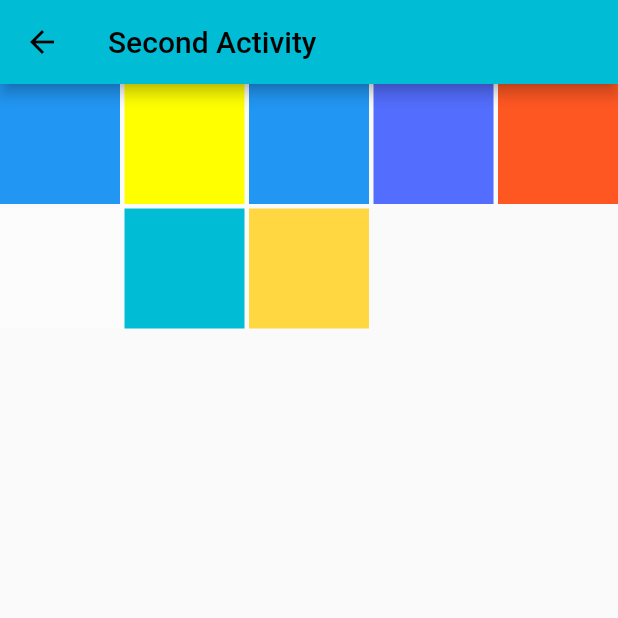
After one commit to gaddarkumar7447/Dart-Demo, a Flutter app: the screen it shows after launch, after a tap on "Grid View", on a phone screen of 412 x 824 dp, the top half of it. The commit adds this screen. Run offline on Flutter 3.47's test engine with Material 2 defaults, Android fonts, the phone set to English and light mode, and no system bars.

Commit message:
implement GridView

```diff
--- a/lib/main.dart
+++ b/lib/main.dart
@@ -1,3 +1,4 @@
+import 'package:dart_pro/ui_design/SecondActivity.dart';
 import 'package:dart_pro/ui_design/textStyle.dart';
 import 'package:flutter/material.dart';
 import 'package:intl/intl.dart';
@@ -30,8 +31,7 @@ class HomeScreen extends StatelessWidget {
     var email = TextEditingController();
     var pass = TextEditingController();
     DateTime now = DateTime.now();
-    String convertedDateTime =
-        "${now.hour.toString().padLeft(2, '0')}:${now.minute.toString().padLeft(2, '0')}";
+    String convertedDateTime = "${now.hour.toString().padLeft(2, '0')}:${now.minute.toString().padLeft(2, '0')}";
     String str = DateFormat('hh:mm:ss a').format(now);
     var arrName = [
       'Gaddar',
@@ -67,7 +67,7 @@ class HomeScreen extends StatelessWidget {
                   keyboardType: TextInputType.phone,
                   obscureText: true,
                   controller: pass,
-                  decoration: InputDecoration(
+                  decoration: const InputDecoration(
                       hintText: 'Enter the password',
                       border: OutlineInputBorder(
                           borderRadius: BorderRadius.all(Radius.circular(10)))),
@@ -138,16 +138,16 @@ class HomeScreen extends StatelessWidget {
                 },
                 child: Text('Select date')),
             Padding(
-              padding:  EdgeInsets.all(8.0),
+              padding: EdgeInsets.all(8.0),
               child: Container(
                 margin: EdgeInsets.only(top: 20),
                 child: ElevatedButton(
-                  onPressed: () async{
+                  onPressed: () async {
                     TimeOfDay? time = await showTimePicker(
                         initialEntryMode: TimePickerEntryMode.input,
                         context: context,
                         initialTime: TimeOfDay.now());
-                    if(time != null){
+                    if (time != null) {
                       print('${time.hour}:${time.minute}');
                     }
                   },
@@ -171,6 +171,10 @@ class HomeScreen extends StatelessWidget {
                 ))
               ],
             ),
+            ElevatedButton(onPressed: () => {
+              Navigator.push(context,
+            MaterialPageRoute(builder: (context) =>  HomeScreen1() ))
+            }, child: Text('Grid View'))
           ],
         ),
       ),
--- /dev/null
+++ b/lib/ui_design/SecondActivity.dart
@@ -0,0 +1,325 @@
+import 'package:flutter/cupertino.dart';
+import 'package:flutter/material.dart';
+
+class HomeScreen1 extends StatelessWidget {
+  var colorA = [
+    Colors.blue,
+    Colors.yellowAccent,
+    Colors.blue,
+    Colors.indigoAccent,
+    Colors.deepOrange,
+    Colors.white38,
+    Colors.cyan,
+    Colors.amberAccent
+  ];
+
+  HomeScreen1({super.key});
+
+  @override
+  Widget build(BuildContext context) {
+    return Scaffold(
+        appBar: AppBar(
+          title: const Text('Second Activity'),
+        ),
+        body: GridView.builder( gridDelegate: const SliverGridDelegateWithFixedCrossAxisCount(crossAxisCount: 5, mainAxisSpacing: 3, crossAxisSpacing: 3),itemBuilder: (context, index) {
+            return Container(color: colorA[index],);
+        },itemCount: colorA.length,));
+    /*GridView.extent(maxCrossAxisExtent: 100, crossAxisSpacing: 5,
+            mainAxisSpacing: 5,
+            children: [
+          Container(
+            color: colorA[0],
+          ),
+          Container(
+            color: colorA[1],
+          ),
+          Container(
+            color: colorA[2],
+          ),
+          Container(
+            color: colorA[3],
+          ),
+          Container(
+            color: colorA[4],
+          ),
+          Container(
+            color: colorA[5],
+          ),
+          Container(
+            color: colorA[6],
+          ),
+          Container(
+            color: colorA[7],
+          ),
+          Container(
+            color: colorA[0],
+          ),
+          Container(
+            color: colorA[7],
+          ),
+          Container(
+            color: colorA[1],
+          ),
+          Container(
+            color: colorA[2],
+          ),
+          Container(
+            color: colorA[3],
+          ),
+          Container(
+            color: colorA[4],
+          ),
+          Container(
+            color: colorA[5],
+          ),
+          Container(
+            color: colorA[6],
+          ),
+          Container(
+            color: colorA[1],
+          ),
+          Container(
+            color: colorA[0],
+          ),
+          Container(
+            color: colorA[0],
+          ),
+          Container(
+            color: colorA[1],
+          ),
+          Container(
+            color: colorA[2],
+          ),
+          Container(
+            color: colorA[3],
+          ),
+          Container(
+            color: colorA[4],
+          ),
+          Container(
+            color: colorA[5],
+          ),
+          Container(
+            color: colorA[6],
+          ),
+          Container(
+            color: colorA[7],
+          ),
+          Container(
+            color: colorA[0],
+          ),
+          Container(
+            color: colorA[7],
+          ),
+          Container(
+            color: colorA[1],
+          ),
+          Container(
+            color: colorA[2],
+          ),
+          Container(
+            color: colorA[3],
+          ),
+          Container(
+            color: colorA[4],
+          ),
+          Container(
+            color: colorA[5],
+          ),
+          Container(
+            color: colorA[6],
+          ),
+          Container(
+            color: colorA[1],
+          ),
+          Container(
+            color: colorA[0],
+          ),
+          Container(
+            color: colorA[0],
+          ),
+          Container(
+            color: colorA[1],
+          ),
+          Container(
+            color: colorA[2],
+          ),
+          Container(
+            color: colorA[3],
+          ),
+          Container(
+            color: colorA[4],
+          ),
+          Container(
+            color: colorA[5],
+          ),
+          Container(
+            color: colorA[6],
+          ),
+          Container(
+            color: colorA[7],
+          ),
+          Container(
+            color: colorA[0],
+          ),
+          Container(
+            color: colorA[7],
+          ),
+          Container(
+            color: colorA[1],
+          ),
+          Container(
+            color: colorA[2],
+          ),
+          Container(
+            color: colorA[3],
+          ),
+          Container(
+            color: colorA[4],
+          ),
+          Container(
+            color: colorA[5],
+          ),
+          Container(
+            color: colorA[6],
+          ),
+          Container(
+            color: colorA[1],
+          ),
+          Container(
+            color: colorA[0],
+          ),
+          Container(
+            color: colorA[0],
+          ),
+          Container(
+            color: colorA[1],
+          ),
+          Container(
+            color: colorA[2],
+          ),
+          Container(
+            color: colorA[3],
+          ),
+          Container(
+            color: colorA[4],
+          ),
+          Container(
+            color: colorA[5],
+          ),
+          Container(
+            color: colorA[6],
+          ),
+          Container(
+            color: colorA[7],
+          ),
+          Container(
+            color: colorA[0],
+          ),
+          Container(
+            color: colorA[7],
+          ),
+          Container(
+            color: colorA[1],
+          ),
+          Container(
+            color: colorA[2],
+          ),
+          Container(
+            color: colorA[3],
+          ),
+          Container(
+            color: colorA[4],
+          ),
+          Container(
+            color: colorA[5],
+          ),
+          Container(
+            color: colorA[6],
+          ),
+          Container(
+            color: colorA[1],
+          ),
+          Container(
+            color: colorA[0],
+          ),
+        ]));*/ /*GridView.count(crossAxisCount: 4,
+    crossAxisSpacing: 3,
+    mainAxisSpacing: 3,
+    children: [
+      Container(color: colorA[0],),
+      Container(color: colorA[1],),
+      Container(color: colorA[2],),
+      Container(color: colorA[3],),
+      Container(color: colorA[4],),
+      Container(color: colorA[5],),
+      Container(color: colorA[6],),
+      Container(color: colorA[7],),
+      Container(color: colorA[0],),
+      Container(color: colorA[7],),
+      Container(color: colorA[1],),
+      Container(color: colorA[2],),
+      Container(color: colorA[3],),
+      Container(color: colorA[4],),
+      Container(color: colorA[5],),
+      Container(color: colorA[6],),
+      Container(color: colorA[1],),
+      Container(color: colorA[0],),
+      Container(color: colorA[0],),
+      Container(color: colorA[1],),
+      Container(color: colorA[2],),
+      Container(color: colorA[3],),
+      Container(color: colorA[4],),
+      Container(color: colorA[5],),
+      Container(color: colorA[6],),
+      Container(color: colorA[7],),
+      Container(color: colorA[0],),
+      Container(color: colorA[7],),
+      Container(color: colorA[1],),
+      Container(color: colorA[2],),
+      Container(color: colorA[3],),
+      Container(color: colorA[4],),
+      Container(color: colorA[5],),
+      Container(color: colorA[6],),
+      Container(color: colorA[1],),
+      Container(color: colorA[0],),
+      Container(color: colorA[0],),
+      Container(color: colorA[1],),
+      Container(color: colorA[2],),
+      Container(color: colorA[3],),
+      Container(color: colorA[4],),
+      Container(color: colorA[5],),
+      Container(color: colorA[6],),
+      Container(color: colorA[7],),
+      Container(color: colorA[0],),
+      Container(color: colorA[7],),
+      Container(color: colorA[1],),
+      Container(color: colorA[2],),
+      Container(color: colorA[3],),
+      Container(color: colorA[4],),
+      Container(color: colorA[5],),
+      Container(color: colorA[6],),
+      Container(color: colorA[1],),
+      Container(color: colorA[0],),
+      Container(color: colorA[0],),
+      Container(color: colorA[1],),
+      Container(color: colorA[2],),
+      Container(color: colorA[3],),
+      Container(color: colorA[4],),
+      Container(color: colorA[5],),
+      Container(color: colorA[6],),
+      Container(color: colorA[7],),
+      Container(color: colorA[0],),
+      Container(color: colorA[7],),
+      Container(color: colorA[1],),
+      Container(color: colorA[2],),
+      Container(color: colorA[3],),
+      Container(color: colorA[4],),
+      Container(color: colorA[5],),
+      Container(color: colorA[6],),
+      Container(color: colorA[1],),
+      Container(color: colorA[0],),
+      ],)
+    );*/
+  }
+}
--- a/lib/ui_design/textStyle.dart
+++ b/lib/ui_design/textStyle.dart
@@ -1,7 +1,6 @@
 import 'package:flutter/material.dart';
 
-TextStyle textStyle(
-    ) {
+TextStyle textStyle() {
   return const TextStyle(
       color: Colors.blue, fontSize: 23, backgroundColor: Colors.white38);
 }
```
